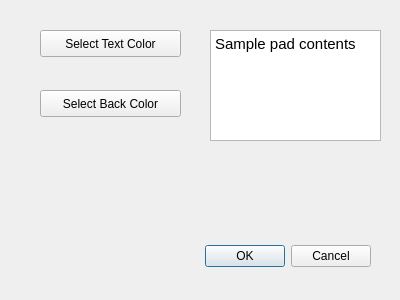
Old version of the form src/propertieswindow.ui in the repository sach2/xpad-qt.
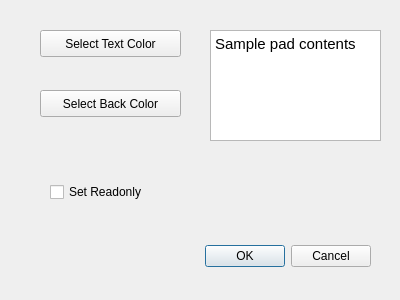
New version of the form.

Commit message:
set readonly feature implementation
adds checkbox in properties window
linked checkbox with properties.readonly flag

Patch:
```diff
--- a/src/propertieswindow.ui
+++ b/src/propertieswindow.ui
@@ -68,8 +68,21 @@
     <string>&lt;!DOCTYPE HTML PUBLIC &quot;-//W3C//DTD HTML 4.0//EN&quot; &quot;http://www.w3.org/TR/REC-html40/strict.dtd&quot;&gt;
 &lt;html&gt;&lt;head&gt;&lt;meta name=&quot;qrichtext&quot; content=&quot;1&quot; /&gt;&lt;style type=&quot;text/css&quot;&gt;
 p, li { white-space: pre-wrap; }
-&lt;/style&gt;&lt;/head&gt;&lt;body style=&quot; font-family:'Ubuntu'; font-size:11pt; font-weight:400; font-style:normal;&quot;&gt;
-&lt;p style=&quot; margin-top:0px; margin-bottom:0px; margin-left:0px; margin-right:0px; -qt-block-indent:0; text-indent:0px;&quot;&gt;Sample pad contents&lt;/p&gt;&lt;/body&gt;&lt;/html&gt;</string>
+&lt;/style&gt;&lt;/head&gt;&lt;body style=&quot; font-family:'WenQuanYi Micro Hei'; font-size:11pt; font-weight:400; font-style:normal;&quot;&gt;
+&lt;p style=&quot; margin-top:0px; margin-bottom:0px; margin-left:0px; margin-right:0px; -qt-block-indent:0; text-indent:0px;&quot;&gt;&lt;span style=&quot; font-family:'Ubuntu';&quot;&gt;Sample pad contents&lt;/span&gt;&lt;/p&gt;&lt;/body&gt;&lt;/html&gt;</string>
+   </property>
+  </widget>
+  <widget class="QCheckBox" name="readonlyCheckBox">
+   <property name="geometry">
+    <rect>
+     <x>50</x>
+     <y>180</y>
+     <width>131</width>
+     <height>24</height>
+    </rect>
+   </property>
+   <property name="text">
+    <string>Set Readonly</string>
    </property>
   </widget>
  </widget>
```
Left out of the diff: 35 changed lines with no effect on the pictures. The commit also changes 5 other files.
